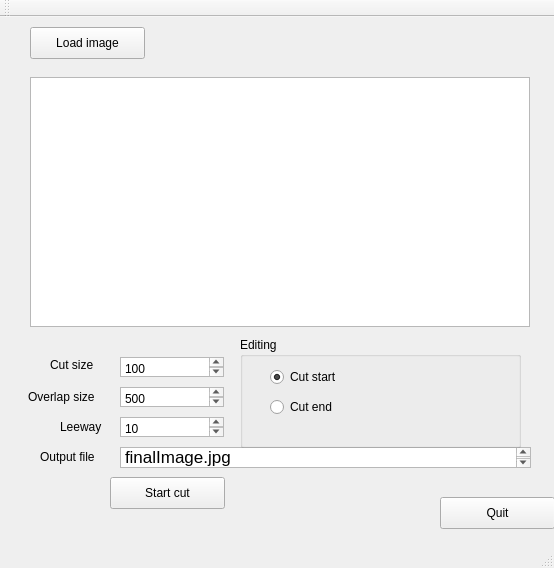
Qt form mainwindow.ui (andrewmacquarrie/Gui360) before a commit.
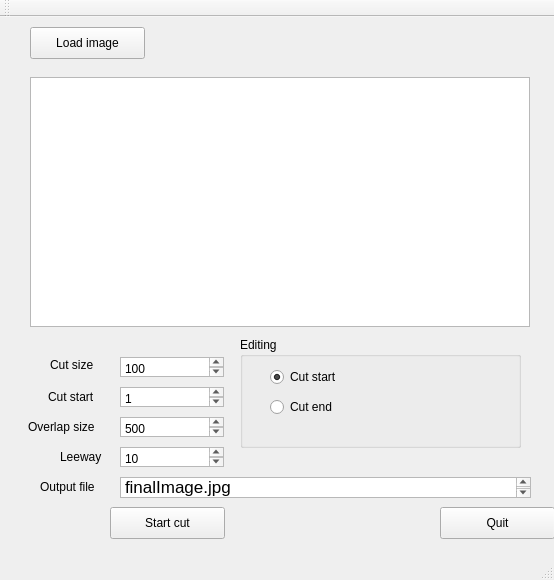
The same form after that commit. Custom widgets are drawn as their Qt base class.

Commit message: wiring up cut start position. GUI section works I think, but GraphCut section isnt selecting correct section to cut based on cutStart column - probably because of overlap region miscalc

Patch:
```diff
--- a/mainwindow.ui
+++ b/mainwindow.ui
@@ -7,7 +7,7 @@
     <x>0</x>
     <y>0</y>
     <width>554</width>
-    <height>568</height>
+    <height>580</height>
    </rect>
   </property>
   <property name="windowTitle">
@@ -18,7 +18,7 @@
     <property name="geometry">
      <rect>
       <x>440</x>
-      <y>480</y>
+      <y>490</y>
       <width>115</width>
       <height>32</height>
      </rect>
@@ -44,7 +44,7 @@
     <property name="geometry">
      <rect>
       <x>120</x>
-      <y>370</y>
+      <y>400</y>
       <width>104</width>
       <height>20</height>
      </rect>
@@ -70,7 +70,7 @@
     <property name="geometry">
      <rect>
       <x>28</x>
-      <y>370</y>
+      <y>400</y>
       <width>81</width>
       <height>20</height>
      </rect>
@@ -83,7 +83,7 @@
     <property name="geometry">
      <rect>
       <x>110</x>
-      <y>460</y>
+      <y>490</y>
       <width>115</width>
       <height>32</height>
      </rect>
@@ -96,7 +96,7 @@
     <property name="geometry">
      <rect>
       <x>120</x>
-      <y>430</y>
+      <y>460</y>
       <width>411</width>
       <height>21</height>
      </rect>
@@ -113,7 +113,7 @@
     <property name="geometry">
      <rect>
       <x>40</x>
-      <y>430</y>
+      <y>460</y>
       <width>71</width>
       <height>20</height>
      </rect>
@@ -126,7 +126,7 @@
     <property name="geometry">
      <rect>
       <x>60</x>
-      <y>400</y>
+      <y>430</y>
       <width>51</width>
       <height>20</height>
      </rect>
@@ -139,7 +139,7 @@
     <property name="geometry">
      <rect>
       <x>120</x>
-      <y>400</y>
+      <y>430</y>
       <width>104</width>
       <height>20</height>
      </rect>
@@ -216,6 +216,32 @@
      </property>
     </widget>
    </widget>
+   <widget class="QPlainTextEdit" name="cutStartEdit">
+    <property name="geometry">
+     <rect>
+      <x>120</x>
+      <y>370</y>
+      <width>104</width>
+      <height>20</height>
+     </rect>
+    </property>
+    <property name="plainText">
+     <string>1</string>
+    </property>
+   </widget>
+   <widget class="QLabel" name="label_5">
+    <property name="geometry">
+     <rect>
+      <x>48</x>
+      <y>370</y>
+      <width>61</width>
+      <height>20</height>
+     </rect>
+    </property>
+    <property name="text">
+     <string>Cut start</string>
+    </property>
+   </widget>
   </widget>
   <widget class="QMenuBar" name="menuBar">
    <property name="geometry">
```
The commit also changes 1 other file.
